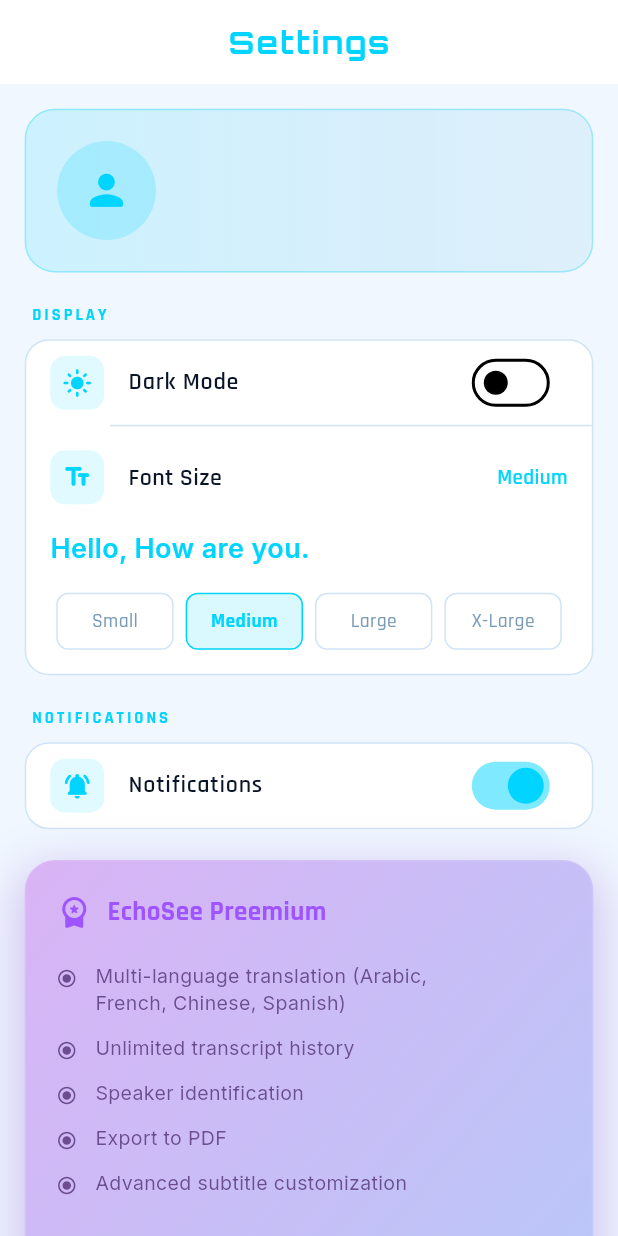
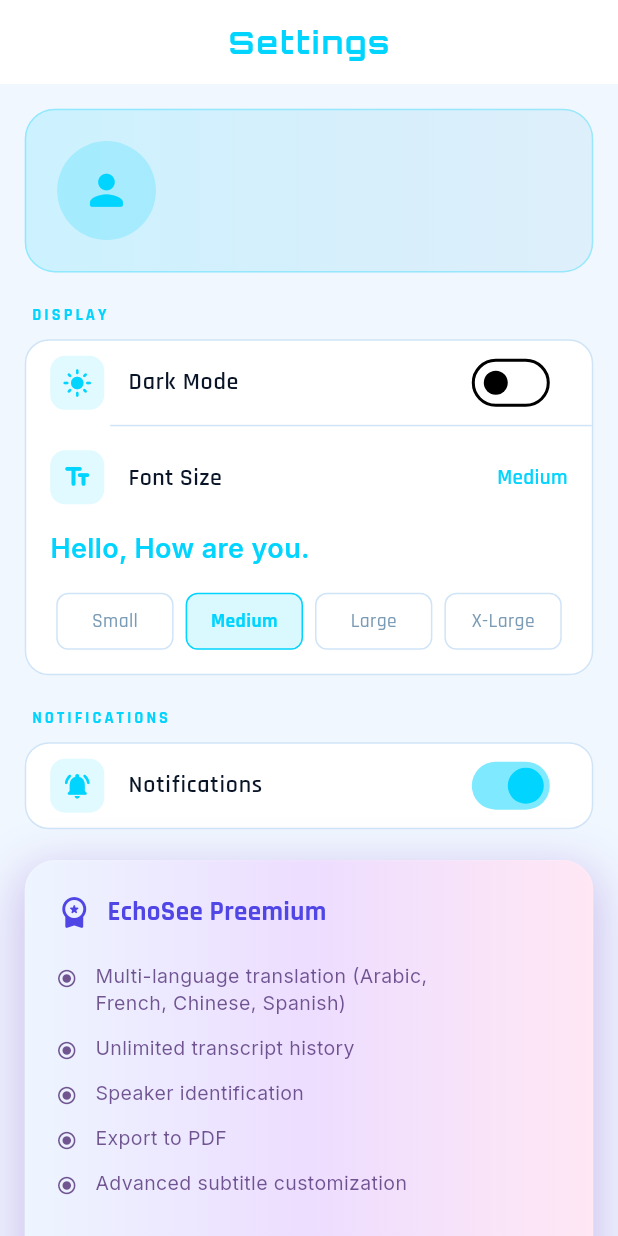
Before and after one commit to ghazanfar-ali-tech/echosee_app, a Flutter app: the SettingsScreen screen opened directly, on a phone screen of 412 x 824 dp. Run offline on Flutter 3.47's test engine with Material 3 defaults, Android fonts, the light colour scheme and no system bars; our stand-ins replace connectivity_plus, firebase_auth, firebase_core, flutter_blue_plus, flutter_local_notifications, flutter_tts and 8 more; missing offline and left inert: bluetooth_classic; accounts and stored records are empty.

Commit message:
platform exception solved

```diff
--- a/lib/main.dart
+++ b/lib/main.dart
@@ -25,9 +25,9 @@ import 'package:shared_preferences/shared_preferences.dart';
 void main() async {
   WidgetsFlutterBinding.ensureInitialized();
   SystemChrome.setPreferredOrientations([DeviceOrientation.portraitUp]);
-  await NotificationService().init();
 
   await Firebase.initializeApp(
+    // ← Firebase FIRST
     options: FirebaseOptions(
       apiKey: Constants.apiKey,
       appId: Constants.appId,
@@ -35,6 +35,8 @@ void main() async {
       projectId: Constants.projectId,
     ),
   );
+
+  await NotificationService().init(); // ← Notifications AFTER
 
   final prefs = await SharedPreferences.getInstance();
   final savedDarkMode = prefs.getBool('dark_mode') ?? false;
--- a/lib/services/notification_services.dart
+++ b/lib/services/notification_services.dart
@@ -46,7 +46,7 @@ class NotificationService {
       channelDescription: 'General notifications',
       importance: Importance.high,
       priority: Priority.high,
-      icon: '@drawable/ic_notification',
+      icon: '@mipmap/ic_launcher',
     );
 
     const details = NotificationDetails(android: androidDetails);
--- a/lib/setting_screen.dart
+++ b/lib/setting_screen.dart
@@ -616,11 +616,13 @@ class _PremiumBanner extends StatelessWidget {
           colors: isDark
               ? [Color(0xFF2C0B59), Color(0xFF0D256C)]
               : [
-                  Color(0xFFD9B3F5), // deeper lilac purple
-                  Color(0xFFB8C8F8), // soft periwinkle blue (bottom-right)
+                  Color(0xFFEDF5FF), // light blue
+                  Color(0xFFEDDDFF), // light purple
+                  Color(0xFFFFE7F4), // light pink
                 ],
-          begin: Alignment.topLeft,
-          end: Alignment.bottomRight,
+          stops: isDark ? null : [0.0, 0.5, 1.0],
+          begin: Alignment.centerLeft,
+          end: Alignment.centerRight,
         ),
         borderRadius: BorderRadius.circular(20),
         border: Border.all(color: Colors.white.withOpacity(0.1)),
@@ -642,7 +644,7 @@ class _PremiumBanner extends StatelessWidget {
             children: [
               const Icon(
                 Icons.workspace_premium_rounded,
-                color: Color(0xFF9E54FF),
+                color: Color(0xFF4F46E5),
                 size: 24,
               ),
               const SizedBox(width: 10),
@@ -651,7 +653,7 @@ class _PremiumBanner extends StatelessWidget {
                 style: GoogleFonts.rajdhani(
                   fontSize: 18,
                   fontWeight: FontWeight.w700,
-                  color: const Color(0xFF9E54FF),
+                  color: const Color(0xFF4F46E5),
                 ),
               ),
             ],
@@ -670,7 +672,7 @@ class _PremiumBanner extends StatelessWidget {
             width: double.infinity,
             height: 48,
             child: ElevatedButton(
-              onPressed: () {}, // Can add action to upgrade
+              onPressed: () {},
               style: ElevatedButton.styleFrom(
                 backgroundColor: Colors.transparent,
                 shadowColor: Colors.transparent,
@@ -682,11 +684,27 @@ class _PremiumBanner extends StatelessWidget {
               child: Ink(
                 decoration: BoxDecoration(
                   gradient: const LinearGradient(
-                    colors: [Color(0xFF8A2BE2), Color(0xFF00E5FF)],
+                    colors: [
+                      Color(0xFF963CFB), // 0%
+                      Color(0xFFC663FF), // 50%
+                      Color(0xFFFF62F2),
+                    ],
+                    stops: [0.0, 0.5, 1.0],
                     begin: Alignment.centerLeft,
                     end: Alignment.centerRight,
                   ),
-                  borderRadius: BorderRadius.circular(12),
+                  borderRadius: BorderRadius.circular(10),
+                  boxShadow: [
+                    BoxShadow(
+                      color: Colors.black.withOpacity(0.25),
+                      blurRadius: 13,
+                      offset: const Offset(0, 4),
+                    ),
+                  ],
+                  border: Border.all(
+                    color: const Color(0xFFD952FF), // ← stroke color
+                    //width: 1.5, // ← adjust thickness
+                  ),
                 ),
                 child: Container(
                   alignment: Alignment.center,
```
